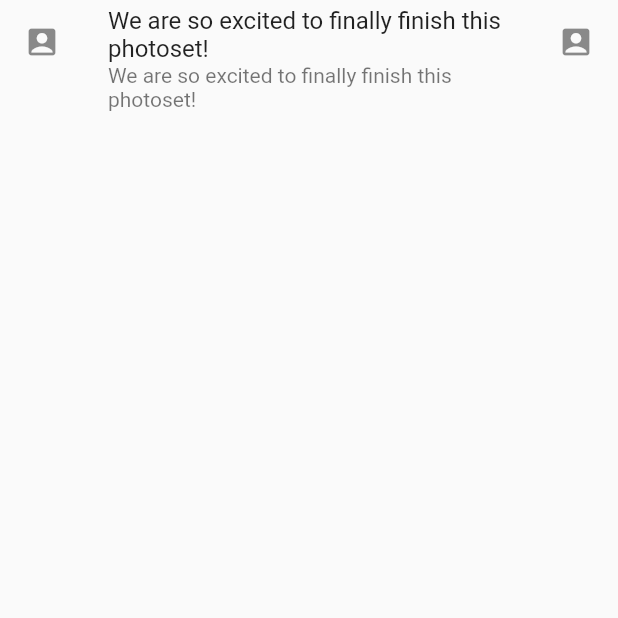
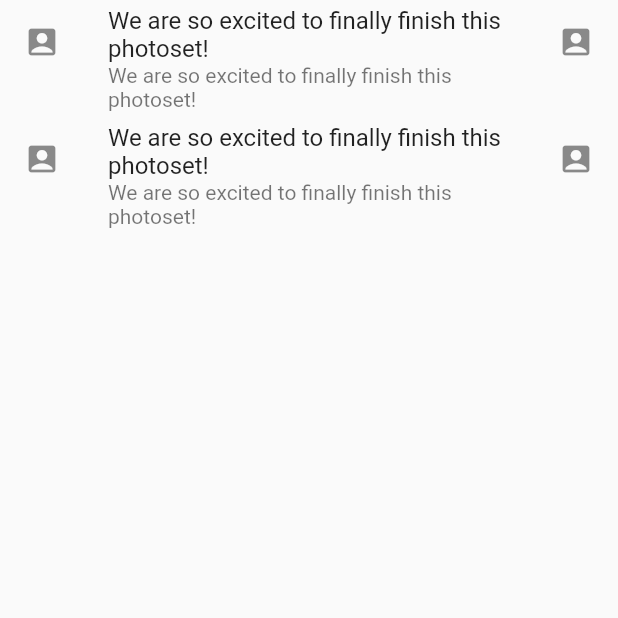
Before and after one commit to donlingliang/ttyfal, a Flutter app: the screen it shows after launch, on a phone screen of 412 x 824 dp, the top half of it. Run offline on Flutter 3.47's test engine with Material 2 defaults, Android fonts, the phone set to English and light mode, and no system bars.

Commit message:
add navigation and listview tap

```diff
--- a/ttyfal/lib/main.dart
+++ b/ttyfal/lib/main.dart
@@ -18,25 +18,41 @@ class MyApp extends StatelessWidget {
         primarySwatch: Colors.blue,
       ),
       home: new Scaffold(
-        body: new Center(
-          child: new ListView(
-            children: <Widget>[
-              _getCardContainer(itemTitle, Icons.account_box)
-            ],
-          ),
-        ),
+        body: _buildListView(context),
       ),
     );
   }
+
+  ListView _buildListView(context) {
+    return ListView.builder(
+        itemCount: 2,
+        itemBuilder: (context, int) {
+          return _getCardContainer(context, itemTitle, Icons.account_box);
+        });
+  }
 }
 
-Widget _getCardContainer(String itemTitle, IconData iconData) {
-  return new Container(
-    child: new ListTile(
-      leading: new Icon(iconData),
-      title: new Text(itemTitle),
-      subtitle: new Text(itemTitle),
-      trailing: new Icon(iconData),
-    )
+Widget _getCardContainer(BuildContext context, String itemTitle, IconData iconData) {
+  return new ListTile(
+    leading: new Icon(iconData),
+    title: new Text(itemTitle),
+    subtitle: new Text(itemTitle),
+    trailing: new Icon(iconData),
+    onTap: () {
+      Navigator.push(
+          context,
+          MaterialPageRoute(
+              builder: (BuildContext context) => CardDetailView()));
+    },
   );
 }
+
+// Detail View
+class CardDetailView extends StatelessWidget {
+  @override
+  Widget build(BuildContext context) {
+    return new Scaffold(
+      backgroundColor: Colors.grey,
+    );
+  }
+}
```
